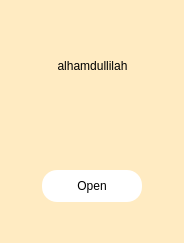
Qt form main_shit/newbox.ui (Deatrax/ordo) before a commit.
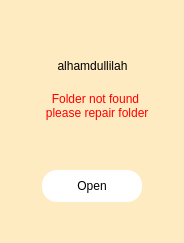
The same form after that commit.

Diff of the .ui file:
```diff
--- a/main_shit/newbox.ui
+++ b/main_shit/newbox.ui
@@ -68,6 +68,28 @@
     <set>Qt::AlignCenter</set>
    </property>
   </widget>
+  <widget class="QLabel" name="errMsg">
+   <property name="geometry">
+    <rect>
+     <x>20</x>
+     <y>80</y>
+     <width>151</width>
+     <height>51</height>
+    </rect>
+   </property>
+   <property name="styleSheet">
+    <string notr="true">	font: 600  9pt &quot;Segoe UI&quot; ;
+	color:red;
+</string>
+   </property>
+   <property name="text">
+    <string>Folder not found
+ please repair folder</string>
+   </property>
+   <property name="alignment">
+    <set>Qt::AlignCenter</set>
+   </property>
+  </widget>
  </widget>
  <resources/>
  <connections/>
```
